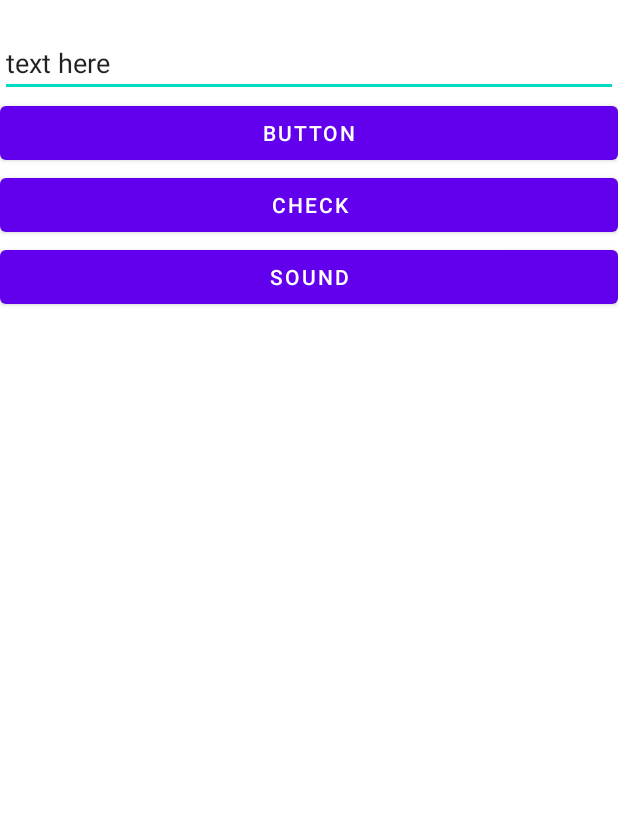
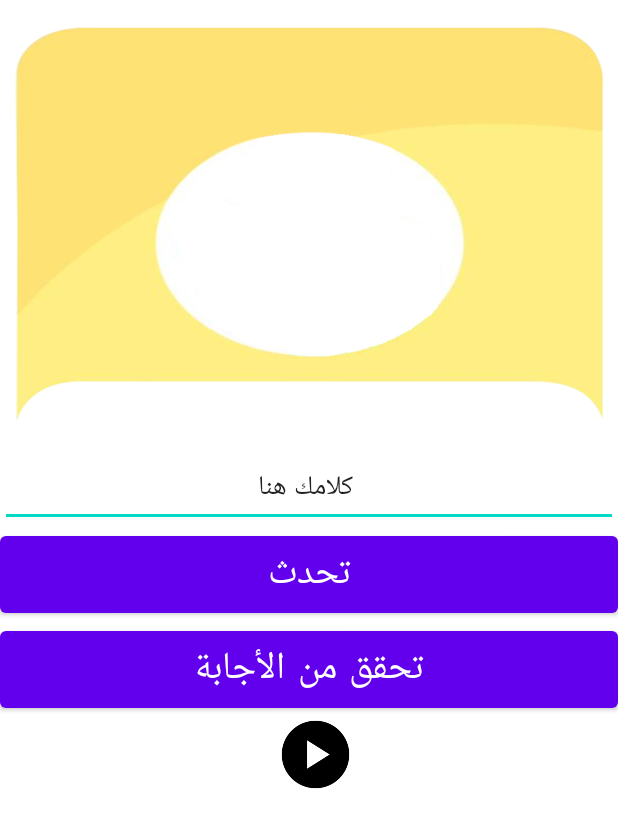
Before and after one commit to MohMajali/Arabi, an Android app: the SingleAlphabet screen opened directly, with no data from a screen before it, on a phone screen of 412 x 824 dp. Shown: the top 828 px of the screen. Run offline under Robolectric (Android 15) with nearby library versions, the phone set to English and light mode, and no system bars; network calls fail.

Commit message:
add some background need some fix and work ...and added a toast image and changed some stuff

```diff
--- a/app/src/main/java/com/example/text_to_speech/SingleAlphabet.java
+++ b/app/src/main/java/com/example/text_to_speech/SingleAlphabet.java
@@ -22,6 +22,7 @@ import android.speech.SpeechRecognizer;
 import android.view.View;
 import android.widget.Button;
 import android.widget.EditText;
+import android.widget.ImageView;
 import android.widget.TextView;
 import android.widget.Toast;
 
@@ -32,7 +33,7 @@ public class SingleAlphabet extends AppCompatActivity {
     EditText text ;
     Button button ;
     Button check ;
-    Button sound ;
+    ImageView sound ;
     private static final int RECOGNIZER_RESULT = 1;
 
     private SpeechRecognizer speechRecognizer ;
@@ -112,7 +113,7 @@ public class SingleAlphabet extends AppCompatActivity {
         text = (EditText) findViewById(R.id.text);
         button = (Button) findViewById(R.id.button);
         check = (Button) findViewById(R.id.check);
-        sound = (Button) findViewById(R.id.soundplayer);
+        sound = (ImageView) findViewById(R.id.soundplayer);
         button.setOnClickListener(new View.OnClickListener() {
             @Override
             public void onClick(View view) {
@@ -127,6 +128,12 @@ public class SingleAlphabet extends AppCompatActivity {
 //                voicerecogize.putExtra(RecognizerIntent.EXTRA_LANGUAGE, "ar-JO");
 //
 //                startActivityForResult(voicerecogize,RECOGNIZER_RESULT);
+
+                Toast toast = new Toast(SingleAlphabet.this);
+                ImageView imageView = new ImageView(SingleAlphabet.this);
+                imageView.setImageResource(R.drawable.mic);
+                toast.setView(imageView);
+                toast.show();
 
                 speechRecognizer.startListening(speechRecognizerIntent);
                 keeper= "" ;
--- a/app/src/main/res/layout/activity_login_page.xml
+++ b/app/src/main/res/layout/activity_login_page.xml
@@ -19,7 +19,7 @@
         <LinearLayout
             android:layout_width="150dp"
             android:layout_height="150dp"
-            android:layout_marginLeft="150dp"
+            android:layout_marginLeft="135dp"
             android:layout_marginTop="160dp"
             android:background="@drawable/arabelogo"></LinearLayout>
     </LinearLayout>
--- a/app/src/main/res/layout/activity_single_alphabet.xml
+++ b/app/src/main/res/layout/activity_single_alphabet.xml
@@ -8,39 +8,57 @@
 
     <LinearLayout
         android:layout_width="match_parent"
+        android:layout_height="300dp"
+        android:orientation="vertical"
+        android:background="@drawable/alpahbetbanner"
+        tools:ignore="MissingConstraints">
+        <TextView
+            android:layout_marginTop="75dp"
+            android:layout_marginLeft="105dp"
+            android:id="@+id/textView"
+            android:textSize="125dp"
+            android:textColor="#ff0000"
+            android:layout_width="155dp"
+            android:layout_height="155dp"
+            android:text="TextView" />
+    </LinearLayout>
+
+    <LinearLayout
+        android:layout_marginTop="300dp"
+        android:layout_width="match_parent"
         android:layout_height="match_parent"
         android:orientation="vertical"
         tools:layout_editor_absoluteX="199dp"
         tools:layout_editor_absoluteY="275dp">
 
-        <TextView
-            android:id="@+id/textView"
-            android:layout_width="match_parent"
-            android:layout_height="wrap_content"
-            android:text="TextView" />
+
         <EditText
             android:id="@+id/text"
             android:layout_width="match_parent"
             android:layout_height="wrap_content"
             android:ems="10"
             android:inputType="textPersonName"
-            android:text="text here" />
+            android:text="                                     كلامك هنا" />
 
         <Button
             android:id="@+id/button"
             android:layout_width="match_parent"
             android:layout_height="wrap_content"
-            android:text="Button" />
+            android:text="تحدث"
+            android:textSize="25dp"/>
         <Button
             android:id="@+id/check"
             android:layout_width="match_parent"
             android:layout_height="wrap_content"
-            android:text="check" />
+            android:text="تحقق من الأجابة"
+            android:textSize="25dp"/>
 
-        <Button
+        <ImageView
             android:id="@+id/soundplayer"
-            android:layout_width="match_parent"
-            android:layout_height="wrap_content"
-            android:text="sound" />
+            android:layout_width="50dp"
+            android:layout_height="50dp"
+            android:background="@drawable/playbutton"
+            android:layout_marginLeft="185dp"
+            />
     </LinearLayout>
 </androidx.constraintlayout.widget.ConstraintLayout>
```
Also changed, not shown: app/src/main/res/layout/activity_alphabet.xml (+5 -36 lines), app/src/main/res/drawable-v24/alpahbetbanner.png (added), app/src/main/res/drawable-v24/alphabetlayout.jpeg (added), app/src/main/res/drawable-v24/banner.png (added), app/src/main/res/drawable-v24/loginbox.png, app/src/main/res/drawable-v24/mic.png (added), app/src/main/res/drawable-v24/playbutton.png (added).
